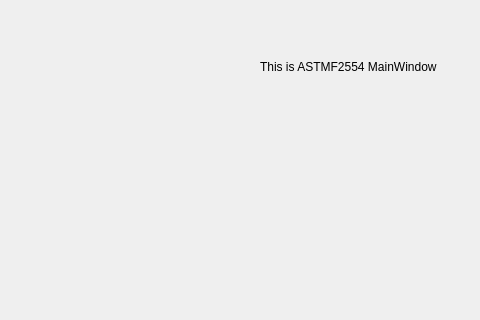
First picture: the form in Projects/FactoryDesignPattern/astmf2554mainwindow.ui, repository imakr/Qt-Tutorials, before the edit; both pictures show x 0 to 480 and y 81 to 401 of the 800 by 600 pixel window.
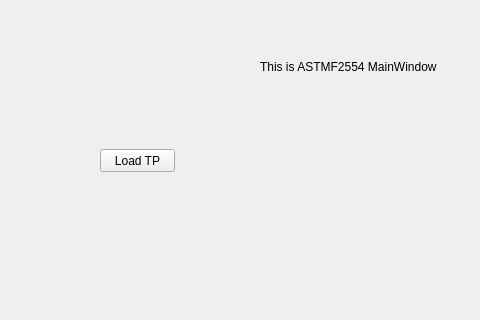
Second picture: the form after the edit.

Commit message: Created std::function with astmtestprofile class

Diff of the .ui file:
```diff
--- a/Projects/FactoryDesignPattern/astmf2554mainwindow.ui
+++ b/Projects/FactoryDesignPattern/astmf2554mainwindow.ui
@@ -27,6 +27,19 @@
      <string>This is ASTMF2554 MainWindow</string>
     </property>
    </widget>
+   <widget class="QPushButton" name="loadTPButton">
+    <property name="geometry">
+     <rect>
+      <x>100</x>
+      <y>230</y>
+      <width>75</width>
+      <height>23</height>
+     </rect>
+    </property>
+    <property name="text">
+     <string>Load TP</string>
+    </property>
+   </widget>
   </widget>
   <widget class="QMenuBar" name="menubar">
    <property name="geometry">
```
The commit also changes 10 other files.
